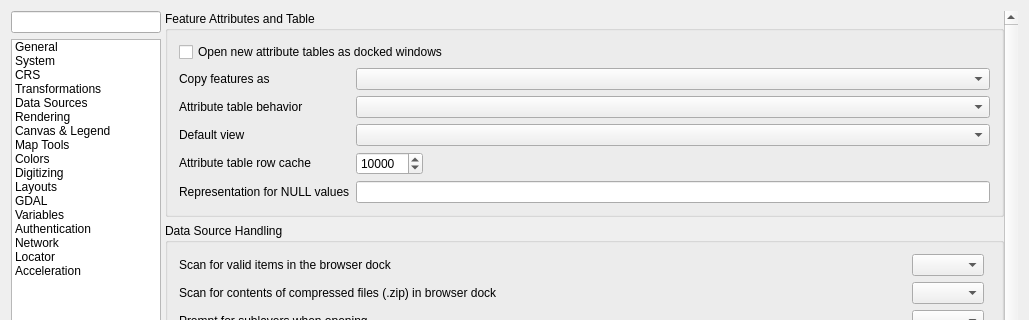
First picture: the form in src/ui/qgsoptionsbase.ui, repository qgis/QGIS, before the edit; both pictures show x 0 to 1029 and y 0 to 320 of the 1029 by 744 pixel window.
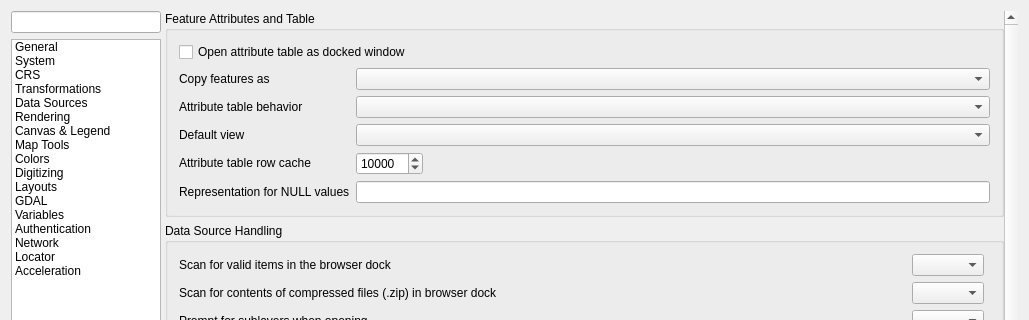
Second picture: the form after the edit. The open tabs and pages were chosen to show the change. Icons and pictures are not drawn. Custom widgets are drawn as their Qt base class.

Commit message:
Simplify wording
New:
  Open attribute table as docked window

Old:
  Open new attribute tables as docked windows

```diff
--- a/src/ui/qgsoptionsbase.ui
+++ b/src/ui/qgsoptionsbase.ui
@@ -1973,7 +1973,7 @@
                   <item row="0" column="0" colspan="2">
                    <widget class="QCheckBox" name="cbxAttributeTableDocked">
                     <property name="text">
-                     <string>Open new attribute tables as docked windows</string>
+                     <string>Open attribute table as docked window</string>
                     </property>
                    </widget>
                   </item>
```
